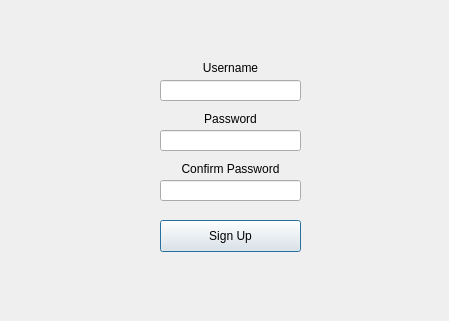
Qt form client/signup.ui (SimoneDutto/CollaborativeEditor) before a commit.
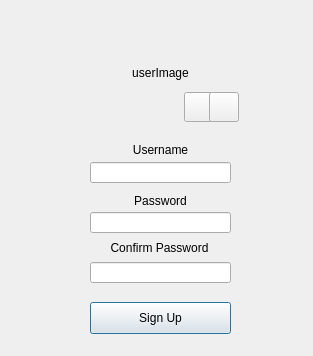
The same form after that commit.

Commit message: add userImage in Sign Up

```diff
--- a/client/signup.ui
+++ b/client/signup.ui
@@ -6,8 +6,8 @@
    <rect>
     <x>0</x>
     <y>0</y>
-    <width>449</width>
-    <height>321</height>
+    <width>313</width>
+    <height>356</height>
    </rect>
   </property>
   <property name="windowTitle">
@@ -16,8 +16,8 @@
   <widget class="QWidget" name="formLayoutWidget_2">
    <property name="geometry">
     <rect>
-     <x>160</x>
-     <y>60</y>
+     <x>90</x>
+     <y>142</y>
      <width>141</width>
      <height>18</height>
     </rect>
@@ -27,8 +27,8 @@
   <widget class="QWidget" name="formLayoutWidget_3">
    <property name="geometry">
     <rect>
-     <x>160</x>
-     <y>110</y>
+     <x>90</x>
+     <y>192</y>
      <width>141</width>
      <height>18</height>
     </rect>
@@ -46,33 +46,11 @@
     </item>
    </layout>
   </widget>
-  <widget class="QWidget" name="formLayoutWidget_4">
-   <property name="geometry">
-    <rect>
-     <x>160</x>
-     <y>160</y>
-     <width>141</width>
-     <height>18</height>
-    </rect>
-   </property>
-   <layout class="QGridLayout" name="gridLayout">
-    <item row="0" column="0">
-     <widget class="QLabel" name="label_3">
-      <property name="text">
-       <string>Confirm Password</string>
-      </property>
-      <property name="alignment">
-       <set>Qt::AlignCenter</set>
-      </property>
-     </widget>
-    </item>
-   </layout>
-  </widget>
   <widget class="QPushButton" name="pushButton">
    <property name="geometry">
     <rect>
-     <x>160</x>
-     <y>220</y>
+     <x>90</x>
+     <y>302</y>
      <width>141</width>
      <height>32</height>
     </rect>
@@ -84,8 +62,8 @@
   <widget class="QLineEdit" name="lineEdit">
    <property name="geometry">
     <rect>
-     <x>160</x>
-     <y>80</y>
+     <x>90</x>
+     <y>162</y>
      <width>141</width>
      <height>21</height>
     </rect>
@@ -94,8 +72,8 @@
   <widget class="QLineEdit" name="lineEdit_2">
    <property name="geometry">
     <rect>
-     <x>160</x>
-     <y>130</y>
+     <x>90</x>
+     <y>212</y>
      <width>141</width>
      <height>21</height>
     </rect>
@@ -113,8 +91,8 @@
   <widget class="QLineEdit" name="lineEdit_3">
    <property name="geometry">
     <rect>
-     <x>160</x>
-     <y>180</y>
+     <x>90</x>
+     <y>262</y>
      <width>141</width>
      <height>21</height>
     </rect>
@@ -129,8 +107,8 @@
   <widget class="QLabel" name="label_5">
    <property name="geometry">
     <rect>
-     <x>160</x>
-     <y>60</y>
+     <x>90</x>
+     <y>142</y>
      <width>141</width>
      <height>16</height>
     </rect>
@@ -142,6 +120,76 @@
     <set>Qt::AlignCenter</set>
    </property>
   </widget>
+  <widget class="QLabel" name="userImage">
+   <property name="geometry">
+    <rect>
+     <x>120</x>
+     <y>32</y>
+     <width>81</width>
+     <height>81</height>
+    </rect>
+   </property>
+   <property name="text">
+    <string>userImage</string>
+   </property>
+   <property name="alignment">
+    <set>Qt::AlignCenter</set>
+   </property>
+  </widget>
+  <widget class="QLabel" name="label_3">
+   <property name="geometry">
+    <rect>
+     <x>90</x>
+     <y>240</y>
+     <width>139</width>
+     <height>16</height>
+    </rect>
+   </property>
+   <property name="text">
+    <string>Confirm Password</string>
+   </property>
+   <property name="alignment">
+    <set>Qt::AlignCenter</set>
+   </property>
+  </widget>
+  <widget class="QPushButton" name="setImage">
+   <property name="enabled">
+    <bool>true</bool>
+   </property>
+   <property name="geometry">
+    <rect>
+     <x>184</x>
+     <y>92</y>
+     <width>30</width>
+     <height>30</height>
+    </rect>
+   </property>
+   <property name="mouseTracking">
+    <bool>true</bool>
+   </property>
+   <property name="text">
+    <string/>
+   </property>
+  </widget>
+  <widget class="QPushButton" name="discardImage">
+   <property name="enabled">
+    <bool>true</bool>
+   </property>
+   <property name="geometry">
+    <rect>
+     <x>209</x>
+     <y>92</y>
+     <width>30</width>
+     <height>30</height>
+    </rect>
+   </property>
+   <property name="mouseTracking">
+    <bool>true</bool>
+   </property>
+   <property name="text">
+    <string/>
+   </property>
+  </widget>
  </widget>
  <resources/>
  <connections/>
```
The commit also changes 8 other files.
